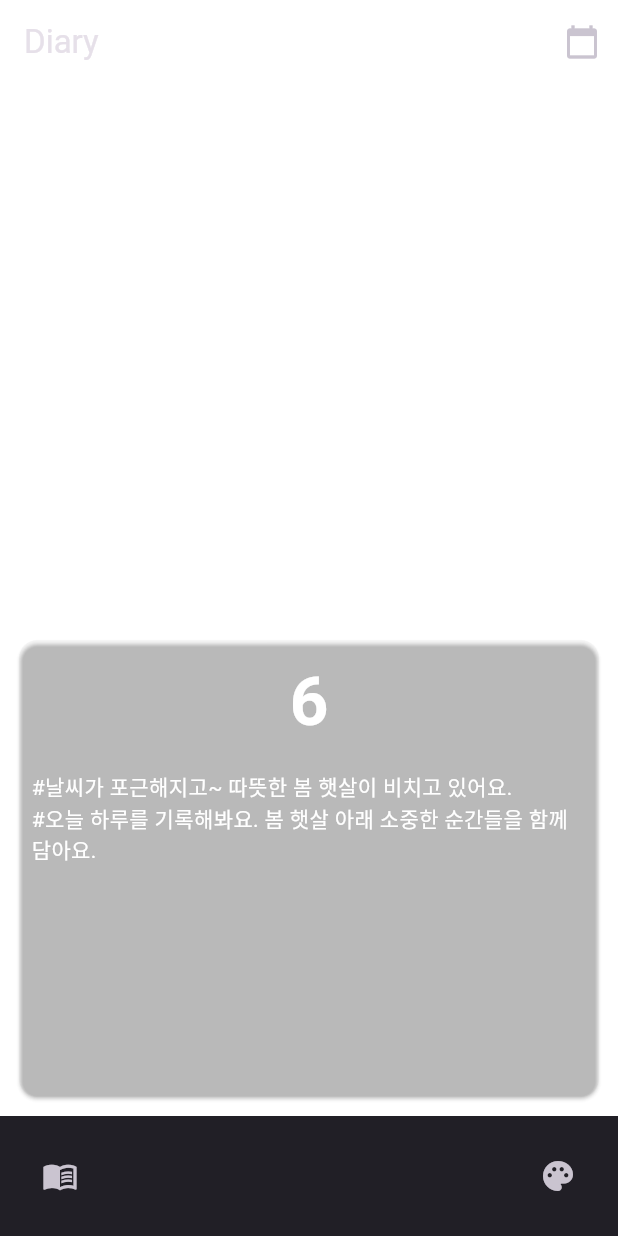
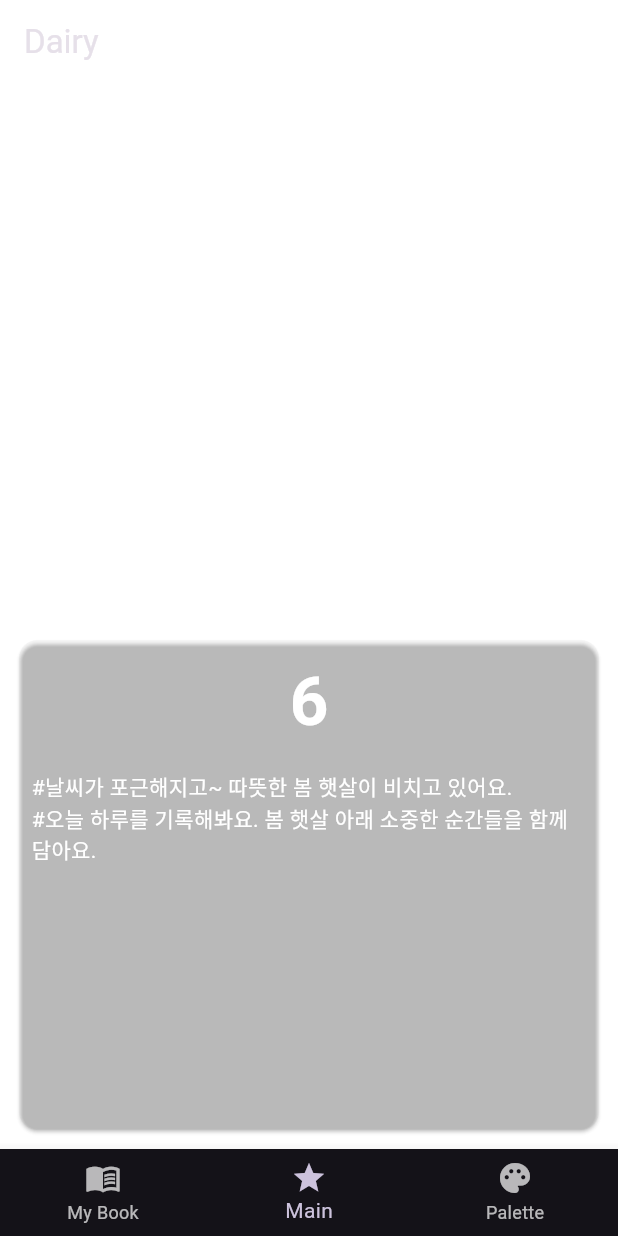
Before and after one commit to uriham/Capstone, a Flutter app: the screen it shows after launch, on a phone screen of 412 x 824 dp. Run offline on Flutter 3.47's test engine with Material 3 defaults, Android fonts, the phone set to English and light mode, and no system bars; our stand-ins replace flutter_riverpod, google_fonts, table_calendar.

Commit message:
riverpod 설치, scaffold 정리, navigatorbar로 변경

```diff
--- a/lib/main.dart
+++ b/lib/main.dart
@@ -1,22 +1,21 @@
 import 'package:flutter/material.dart';
 import 'package:capstone/screens/start_screen.dart';
+import 'package:flutter_riverpod/flutter_riverpod.dart';
 import 'package:google_fonts/google_fonts.dart';
+import 'package:capstone/screens/tab.dart';
 
 final theme = ThemeData.dark().copyWith(
-  scaffoldBackgroundColor: const Color.fromARGB(255, 0, 0, 0),
+  scaffoldBackgroundColor:
+      const Color.fromARGB(255, 255, 255, 255).withOpacity(0.2),
   appBarTheme: const AppBarTheme().copyWith(
-    backgroundColor: const Color.fromARGB(255, 0, 0, 0),
+    backgroundColor: const Color.fromARGB(255, 255, 255, 255).withOpacity(0.2),
   ),
   cardTheme: const CardTheme().copyWith(
     color: const Color.fromARGB(1, 255, 255, 255),
   ),
-  textTheme: GoogleFonts.latoTextTheme(),
-  // bottomNavigationBarTheme: const BottomNavigationBarThemeData(
-  //   backgroundColor: Color.fromARGB(255, 0, 0, 0),
-  // ),
 );
 void main() {
-  runApp(const App());
+  runApp(const ProviderScope(child: App()));
 }
 
 class App extends StatelessWidget {
@@ -24,34 +23,8 @@ class App extends StatelessWidget {
   @override
   Widget build(BuildContext context) {
     return MaterialApp(
-      theme: ThemeData.dark().copyWith(
-          scaffoldBackgroundColor:
-              const Color.fromARGB(255, 255, 255, 255).withOpacity(0.2),
-          appBarTheme: const AppBarTheme().copyWith(
-            backgroundColor:
-                const Color.fromARGB(255, 255, 255, 255).withOpacity(0.2),
-          ),
-          cardTheme: CardTheme().copyWith(
-            color: const Color.fromARGB(1, 255, 255, 255),
-          )),
-      home: const StartScreen(),
+      theme: theme,
+      home: TapScreen(),
     );
   }
 }
-/*void main() {
-  runApp(
-    MaterialApp(
-      theme: ThemeData.dark().copyWith(
-          scaffoldBackgroundColor:
-              const Color.fromARGB(255, 255, 255, 255).withOpacity(0.2),
-          appBarTheme: const AppBarTheme().copyWith(
-            backgroundColor:
-                const Color.fromARGB(255, 255, 255, 255).withOpacity(0.2),
-          ),
-          cardTheme: CardTheme().copyWith(
-            color: const Color.fromARGB(1, 255, 255, 255),
-          )),
-      home: const StartScreen(),
-    ),
-  );
-}*/
--- a/lib/screens/start_screen.dart
+++ b/lib/screens/start_screen.dart
@@ -2,8 +2,7 @@ import 'package:capstone/screens/mybook_screen.dart';
 import 'package:capstone/screens/palette_screen.dart';
 import 'package:flutter/material.dart';
 import 'package:capstone/screens/calendar.dart';
-import 'package:capstone/screens/read_diary.dart';
-import 'package:capstone/models/diary.dart';
+import 'package:capstone/screens/read_diary_screen.dart';
 import 'package:capstone/widgets/diary_show.dart';
 import 'package:capstone/data/diarys.dart';
 
@@ -24,22 +23,7 @@ class _StartScreenState extends State<StartScreen> {
 
   @override
   Widget build(BuildContext context) {
-    return Scaffold(
-      appBar: AppBar(
-        title: const Text('Diary'),
-        actions: [
-          IconButton(
-            icon: const Icon(Icons.calendar_today),
-            onPressed: () {
-              Navigator.push(
-                context,
-                MaterialPageRoute(builder: (ctx) => const CalendarWidget()),
-              );
-            },
-          )
-        ],
-      ),
-      body: Column(
+    return  Column(
         crossAxisAlignment: CrossAxisAlignment.stretch,
         children: [
           const SizedBox(height: 80), // 위쪽 여백 추가
@@ -54,7 +38,7 @@ class _StartScreenState extends State<StartScreen> {
           ),
           Expanded(
             child: Container(
-              margin: EdgeInsets.all(8.0),
+              margin: const EdgeInsets.all(8.0),
               decoration: BoxDecoration(
                   borderRadius: BorderRadius.circular(15),
                   border: Border.all(color: Colors.white)),
@@ -79,7 +63,8 @@ class _StartScreenState extends State<StartScreen> {
             ),
           ),
         ],
-      ),
+      );}}
+      /*
       bottomNavigationBar: BottomAppBar(
         //height: 70,
         child: Row(
@@ -109,3 +94,4 @@ class _StartScreenState extends State<StartScreen> {
     );
   }
 }
+*/
--- /dev/null
+++ b/lib/screens/tab.dart
@@ -0,0 +1,70 @@
+import 'package:capstone/screens/mybook_screen.dart';
+import 'package:capstone/screens/palette_screen.dart';
+import 'package:capstone/screens/start_screen.dart';
+import 'package:flutter/material.dart';
+import 'package:capstone/screens/calendar.dart';
+import 'package:capstone/screens/read_diary_screen.dart';
+import 'package:capstone/widgets/diary_show.dart';
+import 'package:capstone/data/diarys.dart';
+import 'package:flutter_riverpod/flutter_riverpod.dart';
+
+class TapScreen extends ConsumerStatefulWidget {
+  const TapScreen({super.key});
+
+  @override
+  ConsumerState<TapScreen> createState() {
+    return _TapScreenState();
+  }
+}
+
+class _TapScreenState extends ConsumerState<TapScreen> {
+  int _selectedPageIndex = 1;
+
+  void _selectPage(int index) {
+    setState(() {
+      _selectedPageIndex = index;
+    });
+  }
+
+  @override
+  Widget build(BuildContext context) {
+    Widget activePage = StartScreen();
+    var activePageTitle = 'Dairy';
+
+    if (_selectedPageIndex == 0) {
+      activePageTitle = 'My Book';
+      activePage = MybookScreen();
+    }
+
+    if (_selectedPageIndex == 2) {
+      activePageTitle = 'Palette';
+      activePage = PaletteScreen();
+    }
+
+    return Scaffold(
+        appBar: AppBar(
+          title: Text(activePageTitle),
+        ),
+        body: activePage,
+        bottomNavigationBar: BottomNavigationBar(
+        onTap: _selectPage,
+        currentIndex: _selectedPageIndex,
+        items: const [
+          BottomNavigationBarItem(
+            icon: Icon(Icons.menu_book),
+            label: 'My Book',
+          ),
+          BottomNavigationBarItem(
+            icon: Icon(Icons.star),
+            label: 'Main',
+          ),
+           BottomNavigationBarItem(
+            icon: Icon(Icons.palette),
+            label: 'Palette',
+          ),
+        ],
+      ),
+
+        );
+  }
+}
--- a/pubspec.yaml
+++ b/pubspec.yaml
@@ -38,6 +38,7 @@ dependencies:
   table_calendar: ^3.1.0
   intl: ^0.19.0
   google_fonts: ^6.2.1
+  flutter_riverpod: ^2.5.1
 
 dev_dependencies:
   flutter_test:
```
Also changed, not shown: lib/screens/mybook_screen.dart (+1 -17 lines), lib/screens/palette_screen.dart (+1 -6 lines), lib/screens/read_diary_screen.dart (renamed from lib/screens/read_diary.dart), lib/screens/shinwoo.dart (deleted), pubspec.lock.
